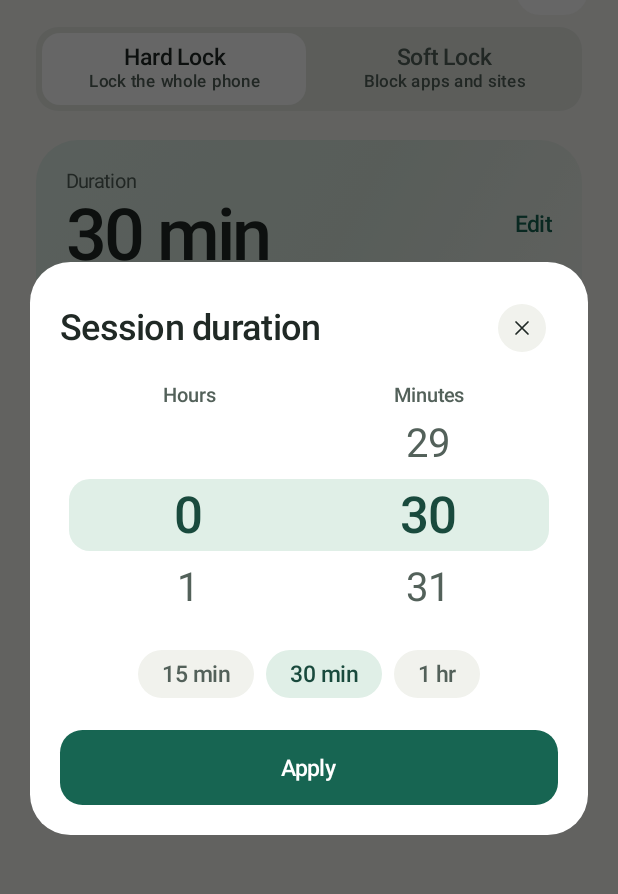
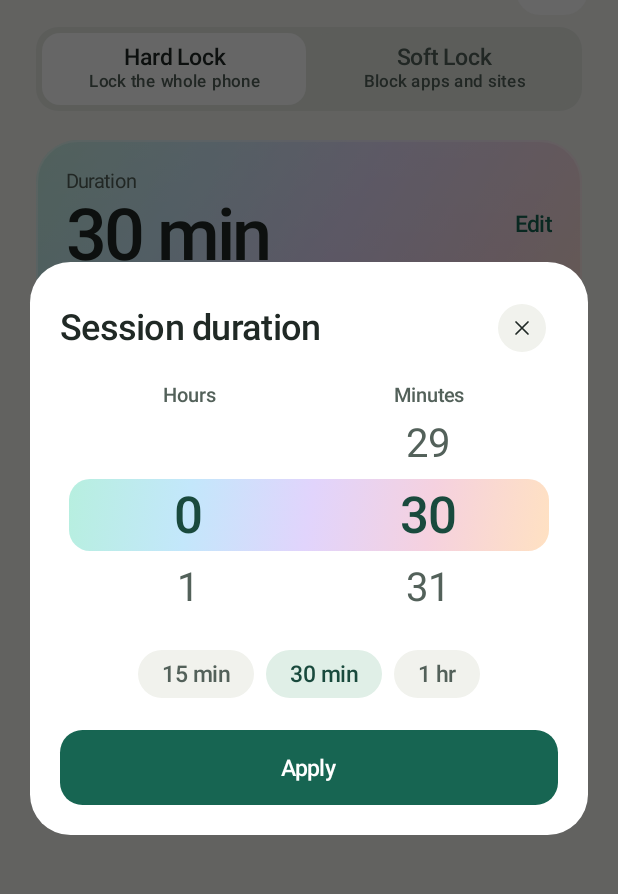
Before and after one commit to jichoi33/Focus-Lock, an Android app built with Jetpack Compose: the screen it shows after launch (MainActivity), after a tap on "Duration", on a phone screen of 412 x 824 dp, the part 69-963 px from its top. Run offline under Robolectric (Android 15) with nearby library versions, the phone set to English and light mode, and no system bars.

Commit message:
Strengthen wheel feedback and introduce translucent spectrum surfaces

```diff
--- a/app/build.gradle
+++ b/app/build.gradle
@@ -12,8 +12,8 @@ android {
         applicationId 'com.focuslock.app.preview18'
         minSdk 26
         targetSdk 35
-        versionCode 36
-        versionName '1.9.22'
+        versionCode 37
+        versionName '1.9.23'
         resourceConfigurations += ['en']
     }
     compileOptions {
--- a/app/src/main/AndroidManifest.xml
+++ b/app/src/main/AndroidManifest.xml
@@ -1,4 +1,5 @@
 <manifest xmlns:android="http://schemas.android.com/apk/res/android">
+    <uses-permission android:name="android.permission.VIBRATE" />
     <uses-permission android:name="android.permission.FOREGROUND_SERVICE" />
     <uses-permission android:name="android.permission.FOREGROUND_SERVICE_SPECIAL_USE" />
     <uses-permission android:name="android.permission.POST_NOTIFICATIONS" />
--- a/app/src/main/java/com/focuslock/app/CompletionScreen.kt
+++ b/app/src/main/java/com/focuslock/app/CompletionScreen.kt
@@ -56,7 +56,8 @@ internal fun CompletionScreen(modes: Int, results: List<CompletedFocus>, onDone:
         else -> "Hard Lock and Soft Lock complete"
     }
     Box(
-        Modifier.fillMaxSize().background(Brush.verticalGradient(listOf(colors.primaryContainer, colors.background, colors.surfaceContainerLow))).safeDrawingPadding(),
+        Modifier.fillMaxSize().background(spectrumBrush())
+            .background(Brush.verticalGradient(listOf(colors.background.copy(alpha = 0.06f), colors.background.copy(alpha = 0.46f)))).safeDrawingPadding(),
         contentAlignment = Alignment.Center
     ) {
         Column(Modifier.widthIn(max = 420.dp).fillMaxSize().padding(horizontal = 28.dp, vertical = 20.dp)) {
--- a/app/src/main/java/com/focuslock/app/FocusTheme.kt
+++ b/app/src/main/java/com/focuslock/app/FocusTheme.kt
@@ -1,6 +1,12 @@
 package com.focuslock.app
 
-import android.os.Build
+import android.media.AudioAttributes
+import android.os.VibrationEffect
+import android.os.Vibrator
+import android.os.SystemClock
+import android.provider.Settings
+import androidx.compose.foundation.border
+import androidx.compose.ui.res.colorResource
 import android.view.HapticFeedbackConstants
 import androidx.compose.ui.platform.LocalView
 import androidx.compose.ui.graphics.Brush
@@ -121,12 +127,21 @@ internal fun GroupCard(modifier: Modifier = Modifier, content: @Composable Colum
 }
 
 @Composable
+internal fun spectrumBrush(): Brush = Brush.linearGradient(listOf(
+    colorResource(R.color.spectrum_mint), colorResource(R.color.spectrum_sky),
+    colorResource(R.color.spectrum_lilac), colorResource(R.color.spectrum_rose),
+    colorResource(R.color.spectrum_peach)
+))
+
+@Composable
 internal fun TimerCard(modifier: Modifier = Modifier, content: @Composable ColumnScope.() -> Unit) {
-    val colors = MaterialTheme.colorScheme
+    val sheen = if (isSystemInDarkTheme()) 0.08f else 0.28f
     val shape = RoundedCornerShape(28.dp)
     Column(
         modifier.fillMaxWidth()
-            .background(Brush.linearGradient(listOf(colors.primaryContainer, colors.secondaryContainer, colors.surfaceContainerLow)), shape)
+            .background(spectrumBrush(), shape)
+            .background(Brush.verticalGradient(listOf(Color.White.copy(alpha = sheen), Color.Transparent)), shape)
+            .border(1.dp, Color.White.copy(alpha = sheen + 0.15f), shape)
             .padding(20.dp),
         verticalArrangement = Arrangement.spacedBy(15.dp),
         content = content
@@ -152,7 +167,7 @@ internal fun DurationFields(value: DurationInput, onChange: (DurationInput) -> U
             }
         }
         Box(Modifier.widthIn(max = 320.dp).fillMaxWidth(), contentAlignment = Alignment.Center) {
-            Spacer(Modifier.fillMaxWidth().height(rowHeight).background(colors.primaryContainer, RoundedCornerShape(14.dp)))
+            Spacer(Modifier.fillMaxWidth().height(rowHeight).background(spectrumBrush(), RoundedCornerShape(14.dp)))
             Row(Modifier.fillMaxWidth()) {
                 DurationWheel("Hours", hours, 0..maximumHours, rowHeight, Modifier.weight(1f)) { next ->
                     onChange(DurationInput.of((next * 60 + minutes).coerceIn(1, Rule.DAY)))
@@ -178,11 +193,21 @@ private fun DurationWheel(label: String, value: Int, range: IntRange, rowHeight:
     val scope = rememberCoroutineScope()
     val view = LocalView.current
     LaunchedEffect(pager, view) {
+        val context = view.context
+        val motor = context.getSystemService(Vibrator::class.java)
+        val pulse = VibrationEffect.createOneShot(22, 220)
+        val touch = AudioAttributes.Builder().setUsage(AudioAttributes.USAGE_ASSISTANCE_SONIFICATION)
+            .setContentType(AudioAttributes.CONTENT_TYPE_SONIFICATION).build()
+        var lastPulse = 0L
         snapshotFlow { pager.currentPage + range.first }.collect { selected ->
             if (selected != latestValue) {
-                val tick = if (Build.VERSION.SDK_INT >= 34) HapticFeedbackConstants.SEGMENT_TICK
-                    else HapticFeedbackConstants.CLOCK_TICK
-                view.performHapticFeedback(tick)
+                val now = SystemClock.uptimeMillis()
+                if (now - lastPulse >= 38 && view.isHapticFeedbackEnabled &&
+                    Settings.System.getInt(context.contentResolver, Settings.System.HAPTIC_FEEDBACK_ENABLED, 1) != 0) {
+                    if (motor?.hasVibrator() == true) motor.vibrate(pulse, touch)
+                    else view.performHapticFeedback(HapticFeedbackConstants.KEYBOARD_PRESS)
+                    lastPulse = now
+                }
                 listener(selected)
             }
         }
--- /dev/null
+++ b/app/src/main/res/values-night/spectrum.xml
@@ -0,0 +1,7 @@
+<resources>
+    <color name="spectrum_mint">#0F3F32</color>
+    <color name="spectrum_sky">#113346</color>
+    <color name="spectrum_lilac">#322C4C</color>
+    <color name="spectrum_rose">#46273E</color>
+    <color name="spectrum_peach">#443025</color>
+</resources>
--- /dev/null
+++ b/app/src/main/res/values/spectrum.xml
@@ -0,0 +1,7 @@
+<resources>
+    <color name="spectrum_mint">#B7EFDF</color>
+    <color name="spectrum_sky">#C3E7FB</color>
+    <color name="spectrum_lilac">#E1D4FC</color>
+    <color name="spectrum_rose">#F5D1DF</color>
+    <color name="spectrum_peach">#FFE1C2</color>
+</resources>
```
Also changed, not shown: app/src/main/java/com/focuslock/app/SoftBlocker.java (+4 -3 lines).
